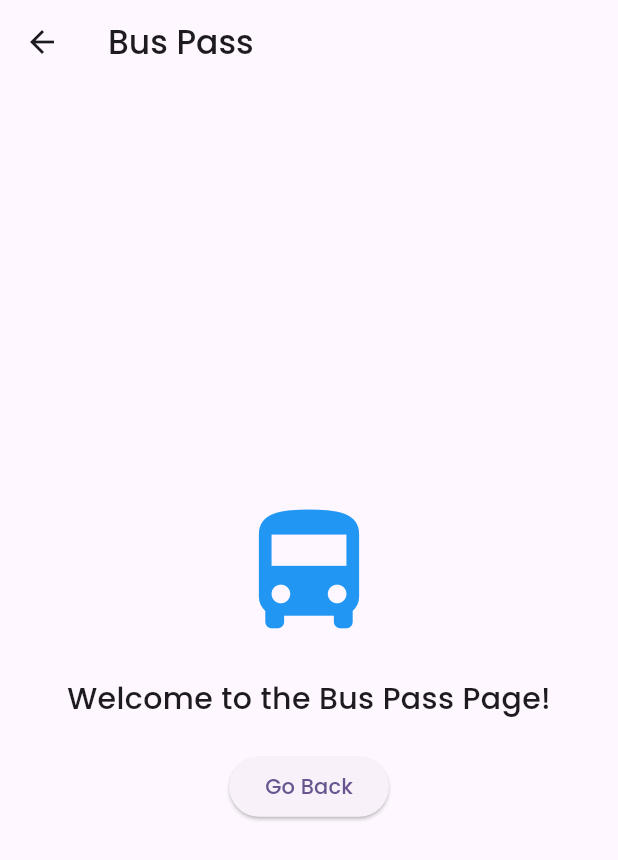
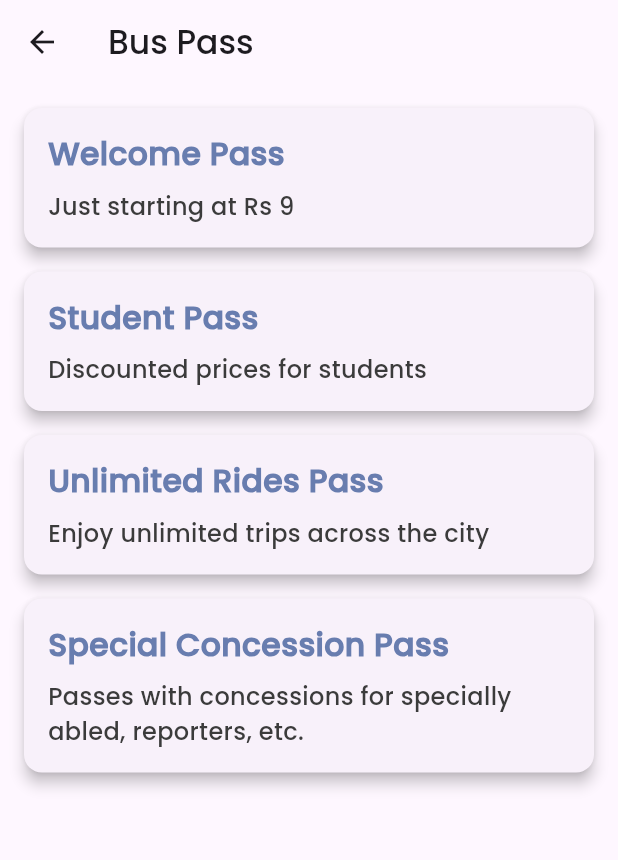
Before and after one commit to DYNAMICMORTAL/mams, a Flutter app: the BusPassList screen opened directly, on a phone screen of 412 x 824 dp. Shown: the top 860 px of the screen. Run offline on Flutter 3.47's test engine with Material 2 defaults, Android fonts, the light colour scheme and no system bars; our stand-ins replace fluentui_icons, gap, google_maps_flutter, shared_preferences, video_player; missing offline and left inert: custom_info_window, flutter_polyline_points; accounts and stored records are empty.

Commit message:
bus pass, welcome pass pages created

```diff
--- a/lib/inkwell_pages/bus_pass_list_view.dart
+++ b/lib/inkwell_pages/bus_pass_list_view.dart
@@ -1,4 +1,6 @@
 import 'package:flutter/material.dart';
+import '../utils/app_styles.dart';
+import 'welcome_offer_page.dart'; // Import the WelcomeOfferPage
 
 class BusPassList extends StatelessWidget {
   @override
@@ -7,32 +9,78 @@ class BusPassList extends StatelessWidget {
       appBar: AppBar(
         title: Text("Bus Pass"),
       ),
-      body: Center(
-        child: Column(
-          mainAxisAlignment: MainAxisAlignment.center,
-          children: [
-            Icon(
-              Icons.directions_bus,
-              size: 100,
-              color: Colors.blue,
-            ),
-            SizedBox(height: 20),
-            Text(
-              "Welcome to the Bus Pass Page!",
-              style: TextStyle(fontSize: 20),
-            ),
-            SizedBox(height: 20),
-            ElevatedButton(
-              onPressed: () {
-                Navigator.pop(context); // Navigate back to the previous page
-              },
-              child: Text("Go Back"),
-            ),
-          ],
+      body: ListView(
+        padding: EdgeInsets.all(16.0),
+        children: [
+          BusPassCard(
+            title: "Welcome Pass",
+            description: "Just starting at Rs 9",
+            onTap: () {
+              Navigator.push(
+                context,
+                MaterialPageRoute(
+                  builder: (context) => WelcomeOfferPage(),
+                ),
+              );
+            },
+          ),
+          BusPassCard(
+            title: "Student Pass",
+            description: "Discounted prices for students",
+          ),
+          BusPassCard(
+            title: "Unlimited Rides Pass",
+            description: "Enjoy unlimited trips across the city",
+          ),
+          BusPassCard(
+            title: "Special Concession Pass",
+            description:
+                "Passes with concessions for specially abled, reporters, etc.",
+          ),
+        ],
+      ),
+    );
+  }
+}
+
+class BusPassCard extends StatelessWidget {
+  final String title;
+  final String description;
+  final VoidCallback? onTap; // Add this
+
+  const BusPassCard({
+    required this.title,
+    required this.description,
+    this.onTap, // Add this
+  });
+
+  @override
+  Widget build(BuildContext context) {
+    return GestureDetector(
+      // Use GestureDetector to make the entire card clickable
+      onTap: onTap, // Use the provided onTap function
+      child: Card(
+        elevation: 4,
+        margin: EdgeInsets.only(bottom: 16.0),
+        child: Padding(
+          padding: const EdgeInsets.all(16.0),
+          child: Column(
+            crossAxisAlignment: CrossAxisAlignment.start,
+            children: [
+              Text(
+                title,
+                style:
+                    Styles.headlineStyle2.copyWith(color: Styles.primaryColor),
+              ),
+              SizedBox(height: 8.0),
+              Text(
+                description,
+                style: Styles.textStyle,
+              ),
+            ],
+          ),
         ),
       ),
     );
   }
 }
-
-// The rest of your existing code for the button and layout remains unchanged.
```
Also changed, not shown: lib/inkwell_pages/welcome_offer_page.dart (added, +49 -0 lines), lib/screens/bus_pass_view.dart (+8 -2 lines).
